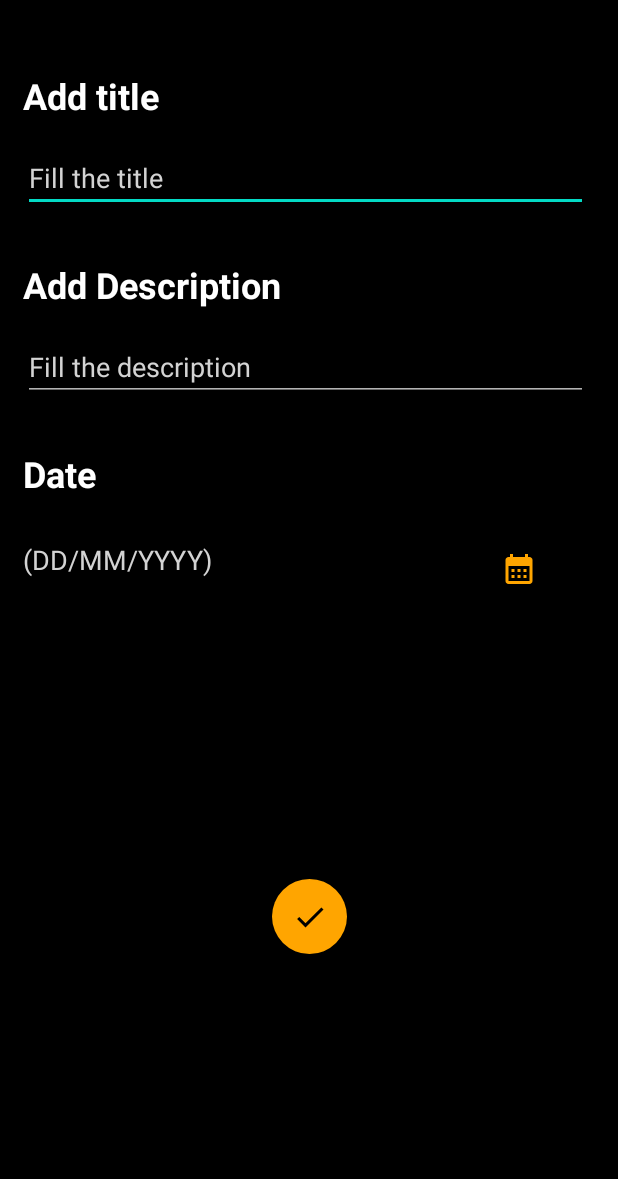
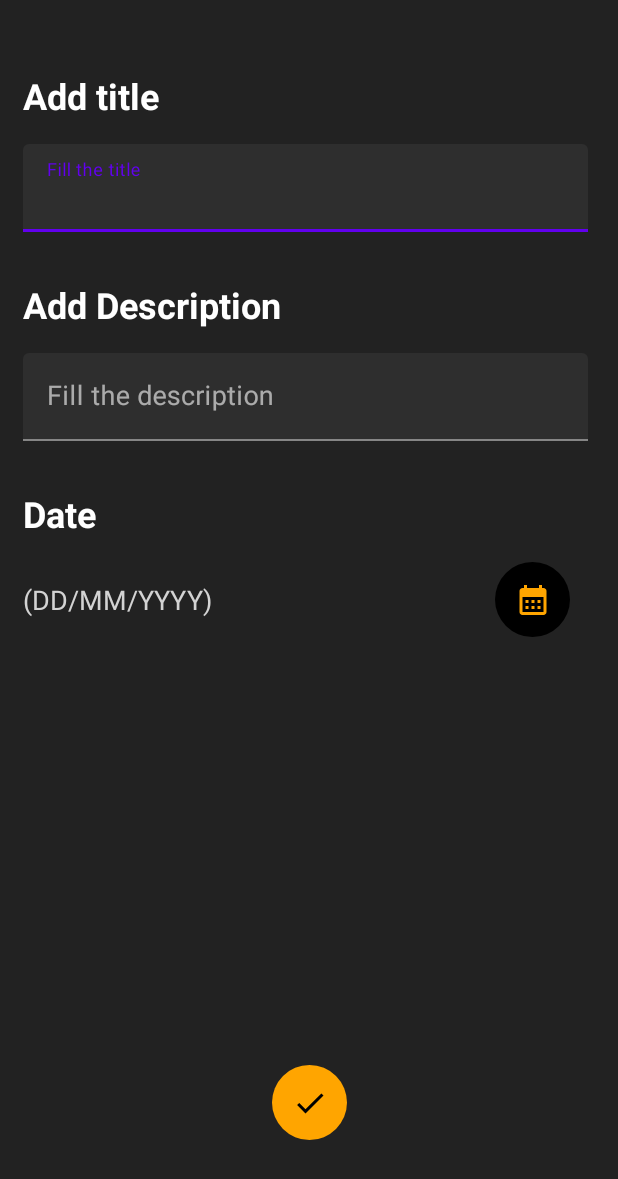
Before and after one commit to JayaneshB/Notes, an Android app: the AddNew screen opened directly, with no data from a screen before it, after a tap on an icon or button, on a phone screen of 412 x 824 dp. Shown: the top 1179 px of the screen. Run offline under Robolectric (Android 15) with nearby library versions, the phone set to English and light mode, and no system bars.

Commit message:
Changes made in xml layout and added a validate function

```diff
--- a/app/src/main/java/com/project/notes/AddNew.kt
+++ b/app/src/main/java/com/project/notes/AddNew.kt
@@ -16,33 +16,24 @@ import java.util.*
 class AddNew : AppCompatActivity(), DatePickerDialog.OnDateSetListener {
 
     private lateinit var binding: ActivityAddNewBinding
-
     private lateinit var calendar: Calendar
-
     private lateinit var formatter: SimpleDateFormat
-
     private lateinit var title: String
-
     private lateinit var desc: String
-
     private lateinit var date: String
 
     override fun onCreate(savedInstanceState: Bundle?) {
         super.onCreate(savedInstanceState)
         binding = ActivityAddNewBinding.inflate(layoutInflater)
         setContentView(binding.root)
-
         calendar = Calendar.getInstance()
 
         /**
          *  Added a calendar image button
          *  to select the date for the application
          */
-
         formatter = SimpleDateFormat("dd/MM/yyyy", Locale.US)
-
         binding.btnCalendar.setOnClickListener {
-
             DatePickerDialog(
                 this@AddNew,
                 this,
@@ -53,17 +44,13 @@ class AddNew : AppCompatActivity(), DatePickerDialog.OnDateSetListener {
         }
 
         if (intent.hasExtra(NOTE_ID)) {
-
             title = intent.getStringExtra(TITLE).toString()
             desc = intent.getStringExtra(DESC).toString()
             date = intent.getStringExtra(DATE).toString()
 
-
-            binding.titleEdit.setText(title)
-            binding.descEdit.setText(desc)
-            binding.dateEdit.setText(date)
-
-
+            binding.etTitle.setText(title)
+            binding.etDesc.setText(desc)
+            binding.dateEdit.text = date
         }
 
         /**
@@ -71,36 +58,26 @@ class AddNew : AppCompatActivity(), DatePickerDialog.OnDateSetListener {
          *  update and save option
          */
 
-
         binding.btnSave.setOnClickListener {
-
             if (validate()) {
                 if (intent.hasExtra(NOTE_ID)) {
-
                     updateNote()
-
                 } else {
-
                     saveNote()
-
                 }
             }
         }
     }
 
     private fun updateNote() {
-
         val id = intent.getIntExtra(NOTE_ID, -1)
-
-
         val database = Mydatabase.getInstance(this)
         val noteDao = database?.noteDao()
-
         CoroutineScope(Dispatchers.IO).launch {
-
-            val note = Note(id,
-                binding.titleEdit.text.toString(),
-                binding.descEdit.text.toString(),
+            val note = Note(
+                id,
+                binding.etTitle.text.toString(),
+                binding.etDesc.text.toString(),
                 binding.dateEdit.text.toString()
             )
             noteDao?.update(note)
@@ -112,15 +89,13 @@ class AddNew : AppCompatActivity(), DatePickerDialog.OnDateSetListener {
         }
     }
 
-
     private fun saveNote() {
-
         val database = Mydatabase.getInstance(this)
         val noteDao = database?.noteDao()
         val note = Note(
             0,
-            binding.titleEdit.text.toString(),
-            binding.descEdit.text.toString(),
+            binding.etTitle.text.toString(),
+            binding.etDesc.text.toString(),
             binding.dateEdit.text.toString()
         )
         CoroutineScope(Dispatchers.IO).launch {
@@ -134,27 +109,39 @@ class AddNew : AppCompatActivity(), DatePickerDialog.OnDateSetListener {
     }
 
     private fun validate(): Boolean {
-
-        if (binding.titleEdit.text.toString().isEmpty() || binding.descEdit.text.toString()
-                .isEmpty() || binding.dateEdit.text.toString().isEmpty()
+        val title = binding.etTitle.text.toString().trim()
+        if (title.isEmpty() || binding.etDesc.text.toString().trim()
+                .isEmpty() || binding.dateEdit.text.toString().trim().isEmpty()
         ) {
-
-            Toast.makeText(this@AddNew, resources.getString(R.string.requirements_message), Toast.LENGTH_SHORT).show()
+            Toast.makeText(
+                this@AddNew,
+                resources.getString(R.string.requirements_message),
+                Toast.LENGTH_SHORT
+            ).show()
+            return false
+        } else if (!validateTitle(title)) {
+            Toast.makeText(
+                this@AddNew,
+                resources.getString(R.string.title_validation_error),
+                Toast.LENGTH_SHORT
+            ).show()
             return false
         }
         return true
     }
 
+    private fun validateTitle(title: String): Boolean {
+        val pattern = Regex("^[a-zA-Z0-9@$-]*$")
+        return pattern.matches(title)
+    }
+
     override fun onDateSet(view: DatePicker?, year: Int, month: Int, date: Int) {
-
         calendar.set(year, month, date)
         displayFormattedDate(calendar.timeInMillis)
-
     }
 
     private fun displayFormattedDate(data: Long) {
-
-        binding.dateEdit.setText(formatter.format(data))
+        binding.dateEdit.text = formatter.format(data)
 
     }
 
--- a/app/src/main/res/layout/activity_add_new.xml
+++ b/app/src/main/res/layout/activity_add_new.xml
@@ -4,7 +4,7 @@
     xmlns:tools="http://schemas.android.com/tools"
     android:layout_width="match_parent"
     android:layout_height="match_parent"
-    android:background="@color/black"
+    android:background="@color/darker_grey"
     tools:context=".AddNew">
 
 
@@ -18,19 +18,26 @@
         app:layout_constraintStart_toStartOf="parent"
         app:layout_constraintTop_toTopOf="parent"
         app:layout_constraintVertical_bias="0.060000002" />
-
-    <androidx.appcompat.widget.AppCompatEditText
+    <com.google.android.material.textfield.TextInputLayout
         android:id="@+id/title_edit"
-        style="@style/Details_Edit_box"
+        android:layout_width="0dp"
+        android:layout_height="wrap_content"
         android:hint="@string/fill_the_title"
-        android:lines="1"
-        android:inputType="text"
-        android:nextFocusDown="@id/desc_edit"
-        app:layout_constraintBottom_toBottomOf="parent"
         app:layout_constraintEnd_toEndOf="parent"
         app:layout_constraintStart_toStartOf="parent"
-        app:layout_constraintTop_toBottomOf="@+id/add_title"
-        app:layout_constraintVertical_bias="0.0" />
+        app:layout_constraintTop_toBottomOf="@+id/add_title" >
+        <com.google.android.material.textfield.TextInputEditText
+            android:id="@+id/et_title"
+            android:layout_width="match_parent"
+            android:layout_height="wrap_content"
+            style="@style/Details_Edit_box"
+            android:lines="1"
+            android:inputType="text"
+            android:maxLength="30"
+            android:nextFocusDown="@id/desc_edit"
+            tools:text="kjdns asckj aksfc adc afcw  kln ascqacdb qkjfw kjb qkjfbqef qaqefkjb qef jkbjk  "
+            />
+    </com.google.android.material.textfield.TextInputLayout>
 
     <androidx.appcompat.widget.AppCompatTextView
         android:id="@+id/add_desc"
@@ -44,19 +51,26 @@
         app:layout_constraintTop_toBottomOf="@+id/title_edit"
         app:layout_constraintVertical_bias="0.0" />
 
-    <androidx.appcompat.widget.AppCompatEditText
+    <com.google.android.material.textfield.TextInputLayout
         android:id="@+id/desc_edit"
-        style="@style/Details_Edit_box"
+        android:layout_width="0dp"
+        android:layout_height="wrap_content"
         android:hint="@string/fill_the_description"
-        android:lines="2"
-        android:inputType="text"
-        android:maxLength="150"
-        android:imeOptions="actionGo"
-        app:layout_constraintBottom_toBottomOf="parent"
         app:layout_constraintEnd_toEndOf="parent"
         app:layout_constraintStart_toStartOf="parent"
-        app:layout_constraintTop_toBottomOf="@+id/add_desc"
-        app:layout_constraintVertical_bias="0.0" />
+        app:layout_constraintTop_toBottomOf="@+id/add_desc">
+        <com.google.android.material.textfield.TextInputEditText
+            android:id="@+id/et_desc"
+            android:layout_width="match_parent"
+            android:layout_height="wrap_content"
+            style="@style/Details_Edit_box"
+            android:maxLines="2"
+            android:maxLength="150"
+            android:inputType="textMultiLine"
+            android:nextFocusDown="@id/btn_calendar"
+            tools:text="kjdns asckj aksfc adc afcw  kln ascqacdb qkjfw kjb qkjfbqef qaqefkjb qef jkbjk  "
+            />
+    </com.google.android.material.textfield.TextInputLayout>
 
     <androidx.appcompat.widget.AppCompatTextView
         android:id="@+id/appCompatTextView"
@@ -92,24 +106,23 @@
     <androidx.appcompat.widget.AppCompatImageButton
         android:id="@+id/btn_calendar"
         style="@style/AddNew_ImageBtn"
+        android:layout_marginEnd="32dp"
         android:background="@drawable/ic_calendar_btn_bg"
         android:src="@drawable/ic_calendar_btn"
-        app:layout_constraintBottom_toBottomOf="parent"
+        app:layout_constraintBottom_toBottomOf="@+id/date_edit"
         app:layout_constraintEnd_toEndOf="parent"
-        app:layout_constraintHorizontal_bias="0.59"
-        app:layout_constraintStart_toEndOf="@+id/date_edit"
-        app:layout_constraintTop_toBottomOf="@+id/appCompatTextView"
+        app:layout_constraintTop_toTopOf="@+id/date_edit"
         app:layout_constraintVertical_bias="0.050000012" />
 
     <androidx.appcompat.widget.AppCompatImageButton
         android:id="@+id/btn_save"
         style="@style/AddNew_ImageBtn"
+        android:layout_marginBottom="64dp"
         android:background="@drawable/ic_btn_bg"
         android:src="@drawable/ic_save_btn"
         app:layout_constraintBottom_toBottomOf="parent"
         app:layout_constraintEnd_toEndOf="parent"
-        app:layout_constraintStart_toStartOf="parent"
-        app:layout_constraintTop_toBottomOf="@+id/date_edit" />
+        app:layout_constraintStart_toStartOf="parent" />
 
 
 </androidx.constraintlayout.widget.ConstraintLayout>
--- a/app/src/main/res/values/colors.xml
+++ b/app/src/main/res/values/colors.xml
@@ -10,4 +10,6 @@
     <color name="orangish_yellow">#FFA500</color>
     <color name="pale_grey">#D3D3D3</color>
     <color name="dark_grey">#5A5A5A</color>
+    <color name="darker_grey">#222222</color>
+    <color name="darker_grey2">#161616</color>
 </resources>
--- a/app/src/main/res/values/strings.xml
+++ b/app/src/main/res/values/strings.xml
@@ -20,5 +20,6 @@
     <string name="save_note">Note Saved</string>
     <string name="deletedSuccessfully">Deleted Successfully</string>
     <string name="requirements_message">Please fill the requirements</string>
+    <string name="title_validation_error">Title can only contain alphabets,numbers or @,$,-</string>
 
 </resources>
--- a/app/src/main/res/values/styles.xml
+++ b/app/src/main/res/values/styles.xml
@@ -8,7 +8,6 @@
         <item name="android:layout_marginStart">15dp</item>
         <item name="android:layout_marginTop">16dp</item>
         <item name="android:layout_marginEnd">20dp</item>
-        <item name="android:hint">@string/fill_the_title</item>
         <item name="android:textColor">@color/white</item>
         <item name="android:textSize">18sp</item>
         <item name="android:textStyle">normal</item>
```
Also changed, not shown: app/src/main/res/layout/activity_main.xml (+4 -10 lines).
